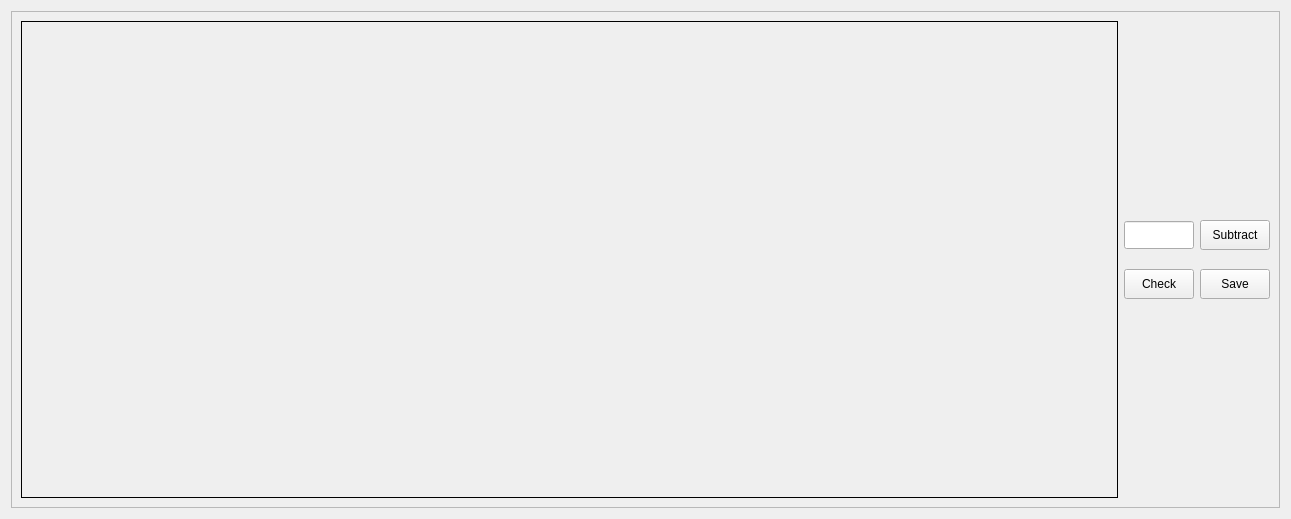
Above: qt_ui/golgi_details_widget.ui from JiaaZe/Enface-giantin-project before the change. Below: the same form after it.
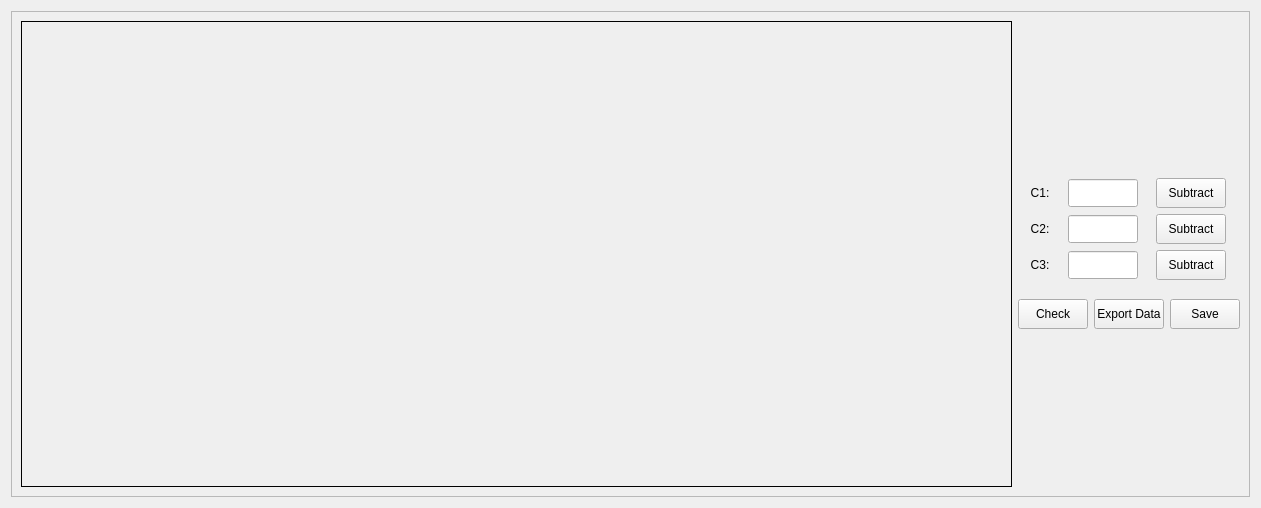
That is the form after the change.

Commit message: golgi details interface can subtract all channels and show subtracted channel's mask.

Diff of the .ui file:
```diff
--- a/qt_ui/golgi_details_widget.ui
+++ b/qt_ui/golgi_details_widget.ui
@@ -6,8 +6,8 @@
    <rect>
     <x>0</x>
     <y>0</y>
-    <width>1291</width>
-    <height>519</height>
+    <width>1261</width>
+    <height>508</height>
    </rect>
   </property>
   <property name="windowTitle">
@@ -56,9 +56,31 @@
           <item>
            <layout class="QHBoxLayout" name="horizontalLayout">
             <item>
-             <widget class="QLineEdit" name="sub_value">
+             <widget class="QLabel" name="label_c1">
               <property name="minimumSize">
                <size>
+                <width>20</width>
+                <height>0</height>
+               </size>
+              </property>
+              <property name="maximumSize">
+               <size>
+                <width>20</width>
+                <height>16777215</height>
+               </size>
+              </property>
+              <property name="text">
+               <string>C1:</string>
+              </property>
+              <property name="alignment">
+               <set>Qt::AlignCenter</set>
+              </property>
+             </widget>
+            </item>
+            <item>
+             <widget class="QLineEdit" name="sub_value_c1">
+              <property name="minimumSize">
+               <size>
                 <width>70</width>
                 <height>28</height>
                </size>
@@ -72,7 +94,129 @@
              </widget>
             </item>
             <item>
-             <widget class="QPushButton" name="btn_sub">
+             <widget class="QPushButton" name="btn_sub_c1">
+              <property name="minimumSize">
+               <size>
+                <width>70</width>
+                <height>30</height>
+               </size>
+              </property>
+              <property name="maximumSize">
+               <size>
+                <width>70</width>
+                <height>30</height>
+               </size>
+              </property>
+              <property name="text">
+               <string>Subtract</string>
+              </property>
+             </widget>
+            </item>
+           </layout>
+          </item>
+          <item>
+           <layout class="QHBoxLayout" name="c2_sub_horizontalLayout_2">
+            <item>
+             <widget class="QLabel" name="label_c2">
+              <property name="minimumSize">
+               <size>
+                <width>20</width>
+                <height>0</height>
+               </size>
+              </property>
+              <property name="maximumSize">
+               <size>
+                <width>20</width>
+                <height>16777215</height>
+               </size>
+              </property>
+              <property name="text">
+               <string>C2:</string>
+              </property>
+              <property name="alignment">
+               <set>Qt::AlignCenter</set>
+              </property>
+             </widget>
+            </item>
+            <item>
+             <widget class="QLineEdit" name="sub_value_c2">
+              <property name="minimumSize">
+               <size>
+                <width>70</width>
+                <height>28</height>
+               </size>
+              </property>
+              <property name="maximumSize">
+               <size>
+                <width>70</width>
+                <height>28</height>
+               </size>
+              </property>
+             </widget>
+            </item>
+            <item>
+             <widget class="QPushButton" name="btn_sub_c2">
+              <property name="minimumSize">
+               <size>
+                <width>70</width>
+                <height>30</height>
+               </size>
+              </property>
+              <property name="maximumSize">
+               <size>
+                <width>70</width>
+                <height>30</height>
+               </size>
+              </property>
+              <property name="text">
+               <string>Subtract</string>
+              </property>
+             </widget>
+            </item>
+           </layout>
+          </item>
+          <item>
+           <layout class="QHBoxLayout" name="c3_sub_horizontalLayout_3">
+            <item>
+             <widget class="QLabel" name="label_c3">
+              <property name="minimumSize">
+               <size>
+                <width>20</width>
+                <height>0</height>
+               </size>
+              </property>
+              <property name="maximumSize">
+               <size>
+                <width>20</width>
+                <height>16777215</height>
+               </size>
+              </property>
+              <property name="text">
+               <string>C3:</string>
+              </property>
+              <property name="alignment">
+               <set>Qt::AlignCenter</set>
+              </property>
+             </widget>
+            </item>
+            <item>
+             <widget class="QLineEdit" name="sub_value_c3">
+              <property name="minimumSize">
+               <size>
+                <width>70</width>
+                <height>28</height>
+               </size>
+              </property>
+              <property name="maximumSize">
+               <size>
+                <width>70</width>
+                <height>28</height>
+               </size>
+              </property>
+             </widget>
+            </item>
+            <item>
+             <widget class="QPushButton" name="btn_sub_c3">
               <property name="minimumSize">
                <size>
                 <width>70</width>
@@ -129,6 +273,25 @@
               </property>
              </widget>
             </item>
+            <item>
+             <widget class="QPushButton" name="btn_export">
+              <property name="minimumSize">
+               <size>
+                <width>70</width>
+                <height>30</height>
+               </size>
+              </property>
+              <property name="maximumSize">
+               <size>
+                <width>70</width>
+                <height>30</height>
+               </size>
+              </property>
+              <property name="text">
+               <string>Export Data</string>
+              </property>
+             </widget>
+            </item>
             <item>
              <widget class="QPushButton" name="btn_save">
               <property name="minimumSize">
```
Left out of the diff: 4 changed lines with no effect on the pictures. The commit also changes 1 other file.
